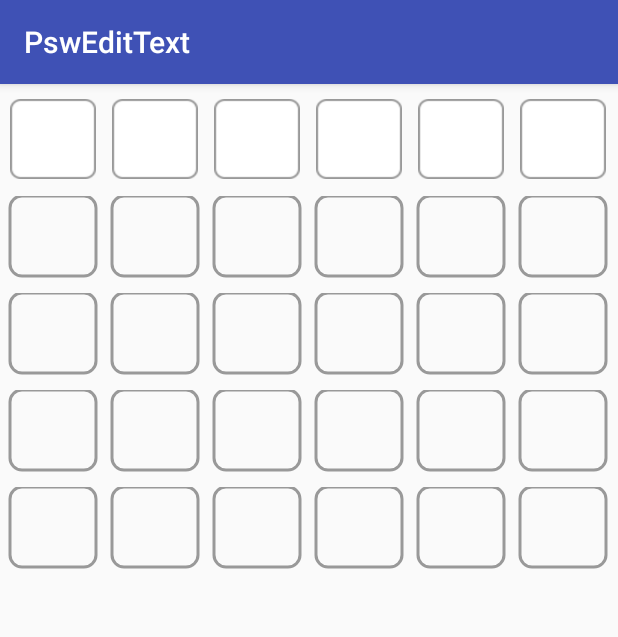
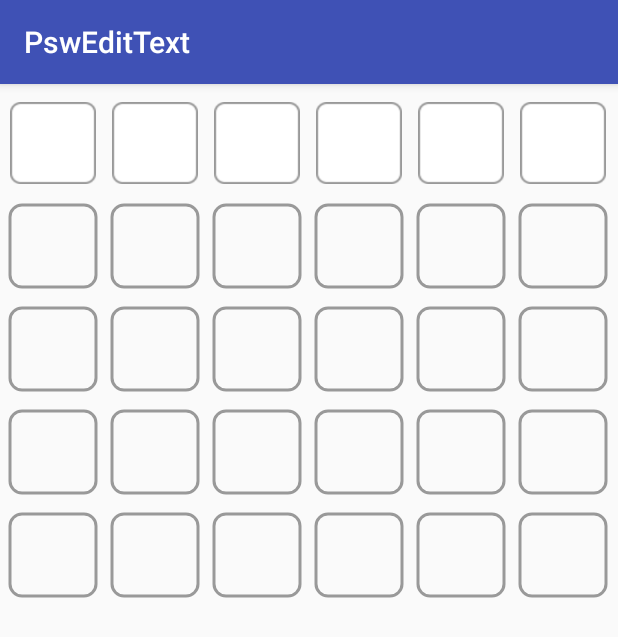
Before and after one commit to rokudol/PswText, an Android app: the screen it shows after launch (MainActivity), on a phone screen of 412 x 824 dp. Shown: the top 637 px of the screen. Run offline under Robolectric (Android 15) with nearby library versions, the phone set to English and light mode, and no system bars.

Commit message:
增加功能：可选择输入时不变更密码框颜色 修复bug：重新计算高度，修复密码框上下两根线绘制不完全问题

```diff
--- a/build.gradle
+++ b/build.gradle
@@ -7,6 +7,7 @@ buildscript {
     dependencies {
         classpath 'com.android.tools.build:gradle:2.2.3'
         classpath 'com.novoda:bintray-release:0.3.4'
+        classpath 'com.github.dcendents:android-maven-gradle-plugin:1.4.1'
 
         // NOTE: Do not place your application dependencies here; they belong
         // in the individual module build.gradle files
--- a/pswtext/build.gradle
+++ b/pswtext/build.gradle
@@ -1,5 +1,8 @@
 apply plugin: 'com.android.library'
 apply plugin: 'com.novoda.bintray-release'
+apply plugin: 'com.github.dcendents.android-maven'
+
+group='com.github.rokudol'
 
 android {
     compileSdkVersion 25
--- a/pswtext/src/main/java/rokudol/com/pswtext/PswText.java
+++ b/pswtext/src/main/java/rokudol/com/pswtext/PswText.java
@@ -25,33 +25,35 @@ import android.view.inputmethod.InputMethodManager;
 import java.util.ArrayList;
 
 
-public class PswText  extends View {
-	private InputMethodManager input;//Input method management
-	private ArrayList<Integer> result;//Enter the current result to save
-	private int saveResult;//Save the total number of passwords entered when the back key is pressed
-	private int pswLength;//Password length
-	private int borderColor;//Border color
-	private int borderShadowColor;//Border shadow color
-	private int pswColor;//password color
-	private int pswTextSize;//Password plaintext size
-	private int inputBorderColor;//The border color is entered
-	private int borderImg;//Password box picture
-	private int inputBorderImg;//When entering the password box picture
-	private int delayTime;//Delay the drawing of the dot time
-	private boolean isBorderImg;//Whether the password box is drawn using pictures
-	private boolean isShowTextPsw;//Whether to draw a clear text password when you press the back key
-	private boolean isShowBorderShadow;//When the password is entered, the password box color shows shadows
-	private boolean clearTextPsw;//Only draw plain text password
-	private boolean darkPsw;//Only draw the dot password
-	private Paint pswDotPaint;//Password origin pen
-	private Paint pswTextPaint;//Password clear brush
-	private Paint borderPaint;//Border brush
-	private Paint inputBorderPaint;//When you enter the border brush
-	private RectF borderRectF;//Border rectangle
-	private int borderRadius;//Border rounded
-	private int borderWidth;//Border width
-	private int spacingWidth;//The spacing between the borders
-	private InputCallBack inputCallBack;//Enter listen
+public class PswText extends View {
+	private InputMethodManager input;//输入法管理
+	private ArrayList<Integer> result;//保存当前输入的密码
+	private int saveResult;//保存按下返回键时输入的密码总数
+	private int pswLength;//密码长度
+	private int borderColor;//密码框颜色
+	private int borderShadowColor;//密码框阴影颜色
+	private int pswColor;//明文密码颜色
+	private int pswTextSize;//明文密码字体大小
+	private int inputBorderColor;//输入时密码边框颜色
+	private int borderImg;//边框图片
+	private int inputBorderImg;//输入时边框图片
+	private int delayTime;//延迟绘制圆点时间，1000 = 1s
+	private boolean isBorderImg;//是否使用图片绘制边框
+	private boolean isShowTextPsw;//是否在按返回键时绘制明文密码
+	private boolean isShowBorderShadow;//是否绘制在输入时，密码框的阴影颜色
+	private boolean clearTextPsw;//是否只绘制明文密码
+	private boolean darkPsw;//是否只绘制圆点密码
+	private boolean isChangeBorder;//是否在输入密码时不更改密码框颜色
+	private Paint pswDotPaint;//密码圆点画笔
+	private Paint pswTextPaint;//明文密码画笔
+	private Paint borderPaint;//边框画笔
+	private Paint inputBorderPaint;//输入时边框画笔
+	private RectF borderRectF;//边框圆角矩形
+	private int borderRadius;//边框圆角程度
+	private int borderWidth;//边框宽度
+	private int spacingWidth;//边框之间的间距宽度
+	private InputCallBack inputCallBack;//输入完成时监听
+	private int height;//整个view的高度
 
 	private static boolean invalidated = false;
 	private Handler handler = new Handler() {
@@ -89,7 +91,7 @@ public class PswText  extends View {
 		initView(context, attrs);
 	}
 
-	//Initialize the values
+	//初始化
 	private void initView(Context context, AttributeSet attrs) {
 		this.setOnKeyListener(new NumKeyListener());
 		this.setFocusable(true);
@@ -111,6 +113,7 @@ public class PswText  extends View {
 			isShowBorderShadow = array.getBoolean(R.styleable.PswText_isShowBorderShadow, false);
 			clearTextPsw = array.getBoolean(R.styleable.PswText_clearTextPsw, false);
 			darkPsw = array.getBoolean(R.styleable.PswText_darkPsw, false);
+			isChangeBorder = array.getBoolean(R.styleable.PswText_isChangeBorder, false);
 			delayTime = array.getInt(R.styleable.PswText_delayTime, 1000);
 			pswTextSize = (int) array.getDimension(R.styleable.PswText_psw_textSize,
 					TypedValue.applyDimension(TypedValue.COMPLEX_UNIT_SP, 18, getResources().getDisplayMetrics()));
@@ -130,47 +133,49 @@ public class PswText  extends View {
 			isBorderImg = false;
 			isShowTextPsw = false;
 			isShowBorderShadow = false;
+			isChangeBorder = false;
+			//明文密码字体大小，初始化18sp
 			pswTextSize = (int) TypedValue.applyDimension(TypedValue.COMPLEX_UNIT_SP, 18, getResources().getDisplayMetrics());
+			//边框圆角程度初始化8dp
+			borderRadius = (int) TypedValue.applyDimension(TypedValue.COMPLEX_UNIT_DIP, 8, getResources().getDisplayMetrics());
 		}
-		//The initial width of the border is 40dp
+		//边框宽度初始化40dp
 		borderWidth = (int) TypedValue.applyDimension(TypedValue.COMPLEX_UNIT_DIP, 40, getResources().getDisplayMetrics());
-		//The spacing between frames is 10dp
+		//边框之间的间距初始化10dp
 		spacingWidth = (int) TypedValue.applyDimension(TypedValue.COMPLEX_UNIT_DIP, 10, getResources().getDisplayMetrics());
-		//The roundness of the border is 8dp
-		borderRadius = (int) TypedValue.applyDimension(TypedValue.COMPLEX_UNIT_DIP, 8, getResources().getDisplayMetrics());
 		borderRectF = new RectF();
 		initPaint();
 	}
 
-	//Initialize each brush
+	//初始化画笔
 	private void initPaint() {
-		//The password origin is initialized
+		//密码圆点画笔初始化
 		pswDotPaint = new Paint();
 		pswDotPaint.setAntiAlias(true);
 		pswDotPaint.setStrokeWidth(3);
 		pswDotPaint.setStyle(Paint.Style.FILL);
 		pswDotPaint.setColor(pswColor);
 
-		//Password plaintext initialization
+		//明文密码画笔初始化
 		pswTextPaint = new Paint();
 		pswTextPaint.setAntiAlias(true);
 		pswTextPaint.setFakeBoldText(true);
 		pswTextPaint.setColor(pswColor);
 
-		//Border brush is initialized
+		//边框画笔初始化
 		borderPaint = new Paint();
 		borderPaint.setAntiAlias(true);
 		borderPaint.setColor(borderColor);
 		borderPaint.setStyle(Paint.Style.STROKE);
 		borderPaint.setStrokeWidth(3);
 
-		//Input the border brush to initialize
+		//输入时边框画笔初始化
 		inputBorderPaint = new Paint();
 		inputBorderPaint.setAntiAlias(true);
 		inputBorderPaint.setColor(inputBorderColor);
 		inputBorderPaint.setStyle(Paint.Style.STROKE);
 		inputBorderPaint.setStrokeWidth(3);
-		//Password box shadow color
+		//是否绘制边框阴影
 		if (isShowBorderShadow) {
 			inputBorderPaint.setShadowLayer(6, 0, 0, borderShadowColor);
 			setLayerType(LAYER_TYPE_SOFTWARE, inputBorderPaint);
@@ -186,47 +191,94 @@ public class PswText  extends View {
 		int heightSize = MeasureSpec.getSize(heightMeasureSpec);
 
 		if (widthSpec == MeasureSpec.AT_MOST) {
-			if (heightSpec != MeasureSpec.AT_MOST) {//Height is known but when width is unknown
+			if (heightSpec != MeasureSpec.AT_MOST) {//高度已知但宽度未知时
 				spacingWidth = heightSize / 4;
 				widthSize = (heightSize * pswLength) + (spacingWidth * (pswLength - 1));
 				borderWidth = heightSize;
-			} else {//Width, height are unknown
+			} else {//宽高都未知时
 				widthSize = (borderWidth * pswLength) + (spacingWidth * (pswLength - 1));
-				heightSize = borderWidth;
+				heightSize = (int) (borderWidth + ((borderPaint.getStrokeWidth()) * 2));
 			}
 		} else {
-			//The width is known but the height is unknown
+			//宽度已知但高度未知时
 			if (heightSpec == MeasureSpec.AT_MOST) {
 				borderWidth = (widthSize * 4) / (5 * pswLength);
 				spacingWidth = borderWidth / 4;
-				heightSize = borderWidth;
+				heightSize = (int) (borderWidth + ((borderPaint.getStrokeWidth()) * 2));
 			}
 		}
+		height = heightSize;
 		setMeasuredDimension(widthSize, heightSize);
 	}
 
 	@Override
 	protected void onDraw(Canvas canvas) {
 		super.onDraw(canvas);
-		int dotRadius = borderWidth / 6;//Circle accounts for one third of the lattice
-		int height = getHeight() - 2;
+		int dotRadius = borderWidth / 6;//密码圆点为边框宽度的六分之一
 
 		/*
-		* If the text size is equal to the default value, then adjust the size of the text size, otherwise set by the actual size of the input
+		* 如果明文密码字体大小为默认大小，则取边框宽度的八分之一，否则用自定义大小
 		* */
 		if (pswTextSize == (int) TypedValue.applyDimension(TypedValue.COMPLEX_UNIT_SP, 18, getResources().getDisplayMetrics())) {
 			pswTextSize = (int) TypedValue.applyDimension(TypedValue.COMPLEX_UNIT_SP, borderWidth / 8, getResources().getDisplayMetrics());
 		}
 		pswTextPaint.setTextSize(pswTextSize);
 
-		//Draw the password grid
+		//绘制密码边框
 		drawBorder(canvas, height);
-
+		if (isChangeBorder) {
 			if (clearTextPsw) {
 				for (int i = 0; i < result.size(); i++) {
 					String num = result.get(i) + "";
 					drawText(canvas, num, i);
-				//Password box coordinates
+				}
+			} else if (darkPsw) {
+				for (int i = 0; i < result.size(); i++) {
+					float circleX = (float) ((i * (borderWidth + spacingWidth)) + (borderWidth / 2) + (0.6 * spacingWidth));
+					float circleY = height / 2;
+					canvas.drawCircle(circleX, circleY, dotRadius, pswDotPaint);
+				}
+			} else {
+				if (invalidated) {
+					drawDelayCircle(canvas, height, dotRadius);
+					return;
+				}
+				for (int i = 0; i < result.size(); i++) {
+					//明文密码
+					String num = result.get(i) + "";
+					//圆点坐标
+					float circleX = (float) (((i - 1) * (borderWidth + spacingWidth)) + (borderWidth / 2) + (0.6 * spacingWidth));
+					float circleY = height / 2;
+					//密码框坐标
+					drawText(canvas, num, i);
+
+				/*
+				* 当输入位置 = 输入长度时
+				* 即判断当前绘制位置是否等于当前正在输入密码的位置
+				* 若是则延迟delayTime时间后绘制为圆点
+				* */
+					if (i + 1 == result.size()) {
+						handler.sendEmptyMessageDelayed(1, delayTime);
+					}
+					//若按下back键保存的密码 > 输入的密码长度，则只绘制圆点
+					//即按下back键时，不绘制明文密码
+					if (!isShowTextPsw) {
+						if (saveResult > result.size()) {
+							canvas.drawCircle((float) ((i * (borderWidth + spacingWidth)) + (borderWidth / 2 + (0.6 * spacingWidth))), circleY, dotRadius, pswDotPaint);
+						}
+					}
+					//当输入第二个密码时，才开始从第一个位置绘制圆点
+					if (i >= 1) {
+						canvas.drawCircle(circleX, circleY, dotRadius, pswDotPaint);
+					}
+				}
+			}
+		} else {
+			if (clearTextPsw) {
+				for (int i = 0; i < result.size(); i++) {
+					String num = result.get(i) + "";
+					drawText(canvas, num, i);
+					//计算密码边框坐标
 					int left = (int) (i * (borderWidth + spacingWidth) + (0.5 * spacingWidth));
 					int right = (int) (((i + 1) * borderWidth) + (i * spacingWidth) + (0.7 * spacingWidth));
 
@@ -234,8 +286,8 @@ public class PswText  extends View {
 				}
 			} else if (darkPsw) {
 				for (int i = 0; i < result.size(); i++) {
-				float circleX = (float) ((i * (borderWidth + spacingWidth)) + (borderWidth / 2)  + (0.6 * spacingWidth));
-				float circleY = borderWidth / 2;
+					float circleX = (float) ((i * (borderWidth + spacingWidth)) + (borderWidth / 2) + (0.6 * spacingWidth));
+					float circleY = height / 2;
 					int left = (int) (i * (borderWidth + spacingWidth) + (0.5 * spacingWidth));
 					int right = (int) (((i + 1) * borderWidth) + (i * spacingWidth) + (0.7 * spacingWidth));
 					drawBitmapOrBorder(canvas, left, right, height);
@@ -247,12 +299,12 @@ public class PswText  extends View {
 					return;
 				}
 				for (int i = 0; i < result.size(); i++) {
-				//Password plaintext
+					//明文密码
 					String num = result.get(i) + "";
-				//Dot coordinates
+					//圆点坐标
 					float circleX = (float) (((i - 1) * (borderWidth + spacingWidth)) + (borderWidth / 2) + (0.6 * spacingWidth));
-				float circleY = borderWidth / 2;
-				//Password box coordinates
+					float circleY = height / 2;
+					//密码框坐标
 					int left = (int) (i * (borderWidth + spacingWidth) + (0.5 * spacingWidth));
 					int right = (int) (((i + 1) * borderWidth) + (i * spacingWidth) + (0.7 * spacingWidth));
 
@@ -261,70 +313,80 @@ public class PswText  extends View {
 					drawText(canvas, num, i);
 
 				/*
-				* When the input position = input length,
-				* that is to determine whether the current location of the current password is the location,
-				* if it is delayed after 1s dots
+				* 当输入位置 = 输入长度时
+				* 即判断当前绘制位置是否等于当前正在输入密码的位置
+				* 若是则延迟delayTime时间后绘制为圆点
 				* */
 					if (i + 1 == result.size()) {
 						handler.sendEmptyMessageDelayed(1, delayTime);
 					}
-				//If you press the back key to save the password> enter the password length, only draw the dot
-				//When you press the back button, do not draw plain text password
+					//若按下back键保存的密码 > 输入的密码长度，则只绘制圆点
+					//即按下back键时，不绘制明文密码
 					if (!isShowTextPsw) {
 						if (saveResult > result.size()) {
 							canvas.drawCircle((float) ((i * (borderWidth + spacingWidth)) + (borderWidth / 2 + (0.6 * spacingWidth))), circleY, dotRadius, pswDotPaint);
 						}
 					}
-				//When the second password is entered, the dots are drawn
+					//当输入第二个密码时，才开始从第一个位置绘制圆点
 					if (i >= 1) {
 						canvas.drawCircle(circleX, circleY, dotRadius, pswDotPaint);
 					}
 				}
 			}
-
+		}
 
 	}
 
-	//Draw a plain text password
+	//绘制明文密码
 	private void drawText(Canvas canvas, String num, int i) {
 		Rect mTextBound = new Rect();
 		pswTextPaint.getTextBounds(num, 0, num.length(), mTextBound);
 		Paint.FontMetrics fontMetrics = pswTextPaint.getFontMetrics();
 		float textX = (float) ((i * (borderWidth + spacingWidth)) + (borderWidth / 2 - mTextBound.width() / 2) + (0.5 * spacingWidth));
-		float textY = (getMeasuredHeight() - fontMetrics.bottom + fontMetrics.top) / 2 - fontMetrics.top;
+		float textY = (height - fontMetrics.bottom + fontMetrics.top) / 2 - fontMetrics.top;
 		if (saveResult != 0 || saveResult < result.size()) {
 			canvas.drawText(num, textX, textY, pswTextPaint);
 		}
 	}
 
-	//After 1s delay, draw the currently entered plaintext password as a dot
+	//延迟delay时间后，将当前输入的明文密码绘制为圆点
 	private void drawDelayCircle(Canvas canvas, int height, int dotRadius) {
 		invalidated = false;
+		if (isChangeBorder) {
 			for (int i = 0; i < result.size(); i++) {
 				float circleX = (float) (((i - 1) * (borderWidth + spacingWidth)) + (borderWidth / 2) + (0.6 * spacingWidth));
-			float circleY = borderWidth / 2;
+				float circleY = height / 2;
+				canvas.drawCircle(circleX, circleY, dotRadius, pswDotPaint);
+			}
+			canvas.drawCircle((float) ((float) (((result.size() - 1) * (borderWidth + spacingWidth)) + (borderWidth / 2)) + (0.6 * spacingWidth)),
+					height / 2, dotRadius, pswDotPaint);
+		} else {
+			for (int i = 0; i < result.size(); i++) {
+				float circleX = (float) (((i - 1) * (borderWidth + spacingWidth)) + (borderWidth / 2) + (0.6 * spacingWidth));
+				float circleY = height / 2;
 				int left = (int) (i * (borderWidth + spacingWidth) + (0.5 * spacingWidth));
 				int right = (int) (((i + 1) * borderWidth) + (i * spacingWidth) + (0.7 * spacingWidth));
 				canvas.drawCircle(circleX, circleY, dotRadius, pswDotPaint);
 				drawBitmapOrBorder(canvas, left, right, height);
 			}
 			canvas.drawCircle((float) ((float) (((result.size() - 1) * (borderWidth + spacingWidth)) + (borderWidth / 2)) + (0.6 * spacingWidth)),
-				borderWidth / 2, dotRadius, pswDotPaint);
+					height / 2, dotRadius, pswDotPaint);
+		}
 		handler.removeMessages(1);
 	}
 
-	//The initial judgment whether to use the picture to draw the password box
+	//绘制初始密码框时判断是否用图片绘制密码框
 	private void drawBorder(Canvas canvas, int height) {
 		Bitmap bitmap = BitmapFactory.decodeResource(getResources(), borderImg);
 		Rect src = new Rect(0, 0, bitmap.getWidth(), bitmap.getHeight());
 		for (int i = 0; i < pswLength; i++) {
-			int left = (int) ( (i * (borderWidth + spacingWidth)) + (0.5 * spacingWidth));
+			int left = (int) ((i * (borderWidth + spacingWidth)) + (0.5 * spacingWidth));
 			int right = (int) (((i + 1) * borderWidth) + (i * spacingWidth) + (0.7 * spacingWidth));
 			if (isBorderImg) {
-				Rect dst = new Rect(left, 0, right, height);
+				Rect dst = new Rect(left, (int) (0 + (borderPaint.getStrokeWidth())), right, (int) (height - (borderPaint.getStrokeWidth())));
 				canvas.drawBitmap(bitmap, src, dst, borderPaint);
 			} else {
-				borderRectF.set(left, 0, right, height);
+				borderRectF.set(left, 0 + (borderPaint.getStrokeWidth()), right, height - (borderPaint.getStrokeWidth()));
 				canvas.drawRoundRect(borderRectF, borderRadius, borderRadius, borderPaint);
 			}
 		}
@@ -332,27 +394,27 @@ public class PswText  extends View {
 
 	}
 
-	//Determine whether to use the picture to draw the password box
+	//是否使用图片绘制密码框
 	private void drawBitmapOrBorder(Canvas canvas, int left, int right, int height) {
 		if (isBorderImg) {
 			Bitmap bitmap = BitmapFactory.decodeResource(getResources(), inputBorderImg);
 			Rect src = new Rect(0, 0, bitmap.getWidth(), bitmap.getHeight());
-			Rect dst = new Rect(left, 0, right, height);
+			Rect dst = new Rect(left, (int) (0 + ((borderPaint.getStrokeWidth()))), right, (int) (height - (borderPaint.getStrokeWidth())));
 			canvas.drawBitmap(bitmap, src, dst, inputBorderPaint);
 			bitmap.recycle();
 		} else {
-			borderRectF.set(left, 0, right, height);
+			borderRectF.set(left, 0 + (borderPaint.getStrokeWidth()), right, height - (borderPaint.getStrokeWidth()));
 			canvas.drawRoundRect(borderRectF, borderRadius, borderRadius, inputBorderPaint);
 		}
 	}
 
-	//clear password
+	//清除密码
 	public void clearPsw() {
 		result.clear();
 		invalidate();
 	}
 
-	//get password
+	//获取密码
 	public String getPsw() {
 		StringBuffer sb = new StringBuffer();
 		for (int i : result) {
@@ -361,14 +423,14 @@ public class PswText  extends View {
 		return sb.toString();
 	}
 
-	//hide keyBord
+	//隐藏键盘
 	public void hideKeyBord() {
 		input.hideSoftInputFromWindow(this.getWindowToken(), 0);
 	}
 
 	@Override
 	public boolean onTouchEvent(MotionEvent event) {
-		if (event.getAction() == MotionEvent.ACTION_DOWN) {//Click the controls to pop up the input keyboard
+		if (event.getAction() == MotionEvent.ACTION_DOWN) {//点击弹出键盘
 			requestFocus();
 			input.showSoftInput(this, InputMethodManager.SHOW_FORCED);
 			return true;
@@ -386,7 +448,7 @@ public class PswText  extends View {
 
 	@Override
 	public InputConnection onCreateInputConnection(EditorInfo outAttrs) {
-		outAttrs.inputType = InputType.TYPE_CLASS_NUMBER;//inputType is number
+		outAttrs.inputType = InputType.TYPE_CLASS_NUMBER;//只允许输入数字
 		outAttrs.imeOptions = EditorInfo.IME_ACTION_DONE;
 		return new NumInputConnection(this, false);
 	}
@@ -404,13 +466,13 @@ public class PswText  extends View {
 
 		@Override
 		public boolean commitText(CharSequence text, int newCursorPosition) {
-			//Here is to accept the input method of the text, we only deal with the number, so what operations do not do
+			//这里是接收文本的输入法，我们只允许输入数字，则不做任何处理
 			return super.commitText(text, newCursorPosition);
 		}
 
 		@Override
 		public boolean deleteSurroundingText(int beforeLength, int afterLength) {
-			//Soft keyboard delete key DEL can not directly monitor, send their own del event
+			//屏蔽返回键，发送自己的删除事件
 			if (beforeLength == 1 && afterLength == 0) {
 				return super.sendKeyEvent(new KeyEvent(KeyEvent.ACTION_DOWN, KeyEvent.KEYCODE_DEL))
 						&& super.sendKeyEvent(new KeyEvent(KeyEvent.ACTION_UP, KeyEvent.KEYCODE_DEL));
@@ -420,25 +482,25 @@ public class PswText  extends View {
 	}
 
 	/**
-	 * input listener
+	 * 输入监听
 	 */
 	class NumKeyListener implements OnKeyListener {
 		@Override
 		public boolean onKey(View v, int keyCode, KeyEvent event) {
 			if (event.getAction() == KeyEvent.ACTION_DOWN) {
-				if (event.isShiftPressed()) {//Handle * # and other keys
+				if (event.isShiftPressed()) {//处理*#等键
 					return false;
 				}
-				if (keyCode >= KeyEvent.KEYCODE_0 && keyCode <= KeyEvent.KEYCODE_9) {//Only deal with numbers
+				if (keyCode >= KeyEvent.KEYCODE_0 && keyCode <= KeyEvent.KEYCODE_9) {//只处理数字
 					if (result.size() < pswLength) {
 						result.add(keyCode - 7);
 						invalidate();
-						ensureFinishInput();
+						FinishInput();
 					}
 					return true;
 				}
 				if (keyCode == KeyEvent.KEYCODE_DEL) {
-					if (!result.isEmpty()) {//Not empty, delete the last one
+					if (!result.isEmpty()) {//不为空时，删除最后一个数字
 						saveResult = result.size();
 						result.remove(result.size() - 1);
 						invalidate();
@@ -446,7 +508,7 @@ public class PswText  extends View {
 					return true;
 				}
 				if (keyCode == KeyEvent.KEYCODE_ENTER) {
-					ensureFinishInput();
+					FinishInput();
 					return true;
 				}
 			}
@@ -454,16 +516,16 @@ public class PswText  extends View {
 		}
 
 		/**
-		 * To determine whether to complete the input, call the call after the completion of call
+		 * 输入完成后调用的方法
 		 */
-		void ensureFinishInput() {
-			if (result.size() == pswLength && inputCallBack != null) {//The input is complete
+		void FinishInput() {
+			if (result.size() == pswLength && inputCallBack != null) {//输入已完成
 				StringBuffer sb = new StringBuffer();
 				for (int i : result) {
 					sb.append(i);
 				}
 				InputMethodManager imm = (InputMethodManager) PswText.this.getContext().getSystemService(Context.INPUT_METHOD_SERVICE);
-				imm.hideSoftInputFromWindow(PswText.this.getWindowToken(), 0); //Force the keyboard to be hidden
+				imm.hideSoftInputFromWindow(PswText.this.getWindowToken(), 0); //输入完成后隐藏键盘
 				inputCallBack.onInputFinish(sb.toString());
 			}
 		}
--- a/pswtext/src/main/res/values/attrs.xml
+++ b/pswtext/src/main/res/values/attrs.xml
@@ -33,5 +33,7 @@
         <attr name="clearTextPsw" format="boolean"/>
         <!--是否只绘制圆点-->
         <attr name="darkPsw" format="boolean"/>
+        <!--是否在输入密码时不更改密码框颜色-->
+        <attr name="isChangeBorder" format="boolean"/>
     </declare-styleable>
 </resources>
```
Also changed, not shown: gradle/wrapper/gradle-wrapper.properties. Lines whose indentation alone changed are shown as unchanged.
